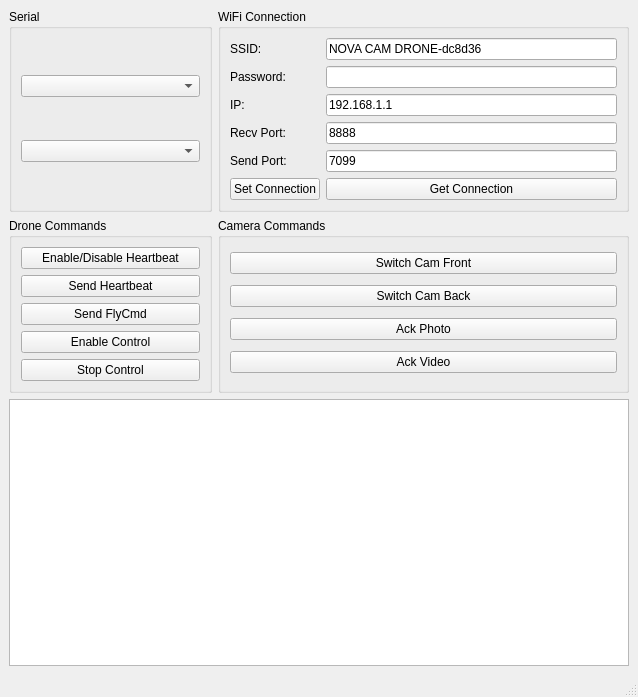
Zorne7/NovaCamDrone, file controller/mainwindow.ui: the form before one commit.
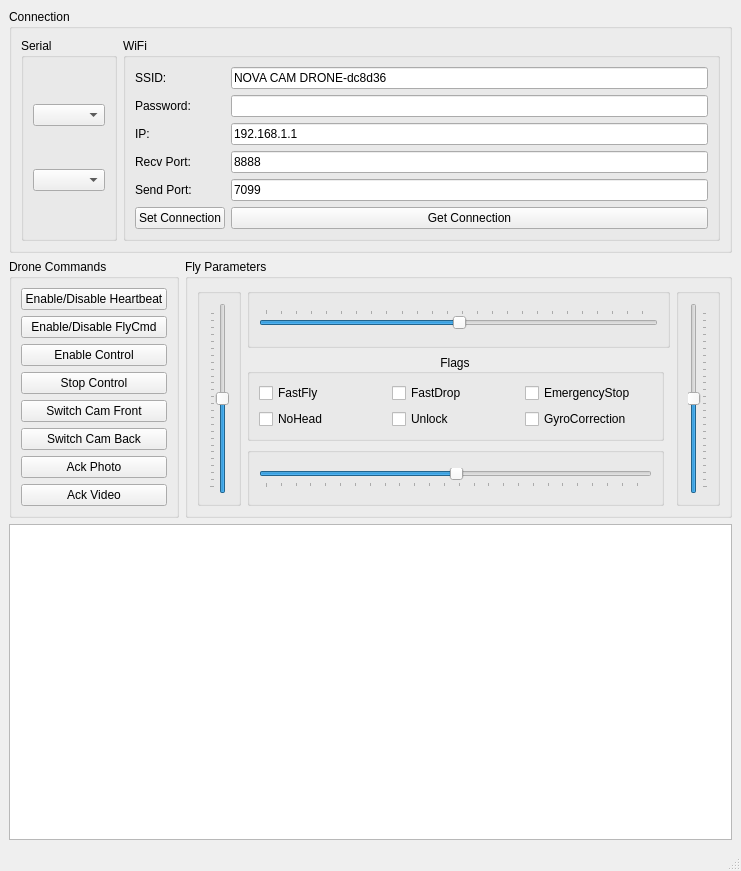
The form after the commit.

Commit message: added section to command drone in gui

What changed in the file:
```diff
--- a/controller/mainwindow.ui
+++ b/controller/mainwindow.ui
@@ -6,8 +6,8 @@
    <rect>
     <x>0</x>
     <y>0</y>
-    <width>638</width>
-    <height>697</height>
+    <width>741</width>
+    <height>871</height>
    </rect>
   </property>
   <property name="windowTitle">
@@ -15,10 +15,31 @@
   </property>
   <widget class="QWidget" name="centralwidget">
    <layout class="QGridLayout" name="gridLayout">
-    <item row="1" column="1" colspan="2">
+    <item row="0" column="0" colspan="2">
+     <widget class="QGroupBox" name="groupBox">
+      <property name="title">
+       <string>Connection</string>
+      </property>
+      <layout class="QGridLayout" name="gridLayout_3">
+       <item row="0" column="0">
+        <widget class="QGroupBox" name="serialBox">
+         <property name="title">
+          <string>Serial</string>
+         </property>
+         <layout class="QVBoxLayout" name="serialLayout">
+          <item>
+           <widget class="QComboBox" name="portSelector"/>
+          </item>
+          <item>
+           <widget class="QComboBox" name="baudSelector"/>
+          </item>
+         </layout>
+        </widget>
+       </item>
+       <item row="0" column="1">
      <widget class="QGroupBox" name="connBox">
       <property name="title">
-       <string>WiFi Connection</string>
+          <string>WiFi</string>
       </property>
       <layout class="QFormLayout" name="connLayout">
        <item row="0" column="0">
@@ -108,45 +129,26 @@
       </layout>
      </widget>
     </item>
-    <item row="1" column="0">
-     <widget class="QGroupBox" name="serialBox">
-      <property name="title">
-       <string>Serial</string>
-      </property>
-      <layout class="QVBoxLayout" name="serialLayout">
-       <item>
-        <widget class="QComboBox" name="portSelector"/>
-       </item>
-       <item>
-        <widget class="QComboBox" name="baudSelector"/>
-       </item>
       </layout>
      </widget>
     </item>
-    <item row="2" column="0">
+    <item row="1" column="0">
      <widget class="QGroupBox" name="droneBox">
       <property name="title">
        <string>Drone Commands</string>
       </property>
       <layout class="QVBoxLayout" name="droneLayout">
-       <item>
-        <widget class="QPushButton" name="btnHeartbeatEn">
-         <property name="text">
-          <string>Enable/Disable Heartbeat</string>
-         </property>
-        </widget>
-       </item>
        <item>
         <widget class="QPushButton" name="btnHeartbeat">
          <property name="text">
-          <string>Send Heartbeat</string>
+          <string>Enable/Disable Heartbeat</string>
          </property>
         </widget>
        </item>
        <item>
         <widget class="QPushButton" name="btnFly">
          <property name="text">
-          <string>Send FlyCmd</string>
+          <string>Enable/Disable FlyCmd</string>
          </property>
         </widget>
        </item>
@@ -164,15 +166,6 @@
          </property>
         </widget>
        </item>
-      </layout>
-     </widget>
-    </item>
-    <item row="2" column="1" colspan="2">
-     <widget class="QGroupBox" name="camBox">
-      <property name="title">
-       <string>Camera Commands</string>
-      </property>
-      <layout class="QVBoxLayout" name="camLayout">
        <item>
         <widget class="QPushButton" name="btnCamFront">
          <property name="text">
@@ -204,7 +197,182 @@
       </layout>
      </widget>
     </item>
-    <item row="4" column="0" colspan="3">
+    <item row="1" column="1">
+     <widget class="QGroupBox" name="groupBox_2">
+      <property name="title">
+       <string>Fly Parameters</string>
+      </property>
+      <layout class="QGridLayout" name="gridLayout_2">
+       <item row="2" column="1">
+        <widget class="QGroupBox" name="groupBox_6">
+         <property name="title">
+          <string/>
+         </property>
+         <layout class="QGridLayout" name="gridLayout_7">
+          <item row="0" column="0">
+           <widget class="QSlider" name="turnSlider">
+            <property name="maximum">
+             <number>255</number>
+            </property>
+            <property name="value">
+             <number>128</number>
+            </property>
+            <property name="orientation">
+             <enum>Qt::Horizontal</enum>
+            </property>
+            <property name="tickPosition">
+             <enum>QSlider::TicksBelow</enum>
+            </property>
+            <property name="tickInterval">
+             <number>10</number>
+            </property>
+           </widget>
+          </item>
+         </layout>
+        </widget>
+       </item>
+       <item row="0" column="1" colspan="2">
+        <widget class="QGroupBox" name="groupBox_3">
+         <property name="title">
+          <string/>
+         </property>
+         <layout class="QGridLayout" name="gridLayout_4">
+          <item row="0" column="0">
+           <widget class="QSlider" name="leftRightSlider">
+            <property name="maximum">
+             <number>255</number>
+            </property>
+            <property name="value">
+             <number>128</number>
+            </property>
+            <property name="orientation">
+             <enum>Qt::Horizontal</enum>
+            </property>
+            <property name="tickPosition">
+             <enum>QSlider::TicksAbove</enum>
+            </property>
+            <property name="tickInterval">
+             <number>10</number>
+            </property>
+           </widget>
+          </item>
+         </layout>
+        </widget>
+       </item>
+       <item row="0" column="0" rowspan="3">
+        <widget class="QGroupBox" name="groupBox_4">
+         <property name="title">
+          <string/>
+         </property>
+         <layout class="QGridLayout" name="gridLayout_5">
+          <item row="0" column="0">
+           <widget class="QSlider" name="frontBackSlider">
+            <property name="maximum">
+             <number>255</number>
+            </property>
+            <property name="value">
+             <number>128</number>
+            </property>
+            <property name="orientation">
+             <enum>Qt::Vertical</enum>
+            </property>
+            <property name="tickPosition">
+             <enum>QSlider::TicksAbove</enum>
+            </property>
+            <property name="tickInterval">
+             <number>10</number>
+            </property>
+           </widget>
+          </item>
+         </layout>
+        </widget>
+       </item>
+       <item row="0" column="3" rowspan="3">
+        <widget class="QGroupBox" name="groupBox_5">
+         <property name="title">
+          <string/>
+         </property>
+         <layout class="QGridLayout" name="gridLayout_6">
+          <item row="0" column="0">
+           <widget class="QSlider" name="accelSlider">
+            <property name="maximum">
+             <number>255</number>
+            </property>
+            <property name="value">
+             <number>128</number>
+            </property>
+            <property name="orientation">
+             <enum>Qt::Vertical</enum>
+            </property>
+            <property name="tickPosition">
+             <enum>QSlider::TicksBelow</enum>
+            </property>
+            <property name="tickInterval">
+             <number>10</number>
+            </property>
+           </widget>
+          </item>
+         </layout>
+        </widget>
+       </item>
+       <item row="1" column="1">
+        <widget class="QGroupBox" name="groupBox_7">
+         <property name="title">
+          <string>Flags</string>
+         </property>
+         <property name="alignment">
+          <set>Qt::AlignCenter</set>
+         </property>
+         <layout class="QGridLayout" name="gridLayout_8">
+          <item row="0" column="1">
+           <widget class="QCheckBox" name="fastDropCheck">
+            <property name="text">
+             <string>FastDrop</string>
+            </property>
+           </widget>
+          </item>
+          <item row="0" column="2">
+           <widget class="QCheckBox" name="emergStopCheck">
+            <property name="text">
+             <string>EmergencyStop</string>
+            </property>
+           </widget>
+          </item>
+          <item row="0" column="0">
+           <widget class="QCheckBox" name="fastFlyCheck">
+            <property name="text">
+             <string>FastFly</string>
+            </property>
+           </widget>
+          </item>
+          <item row="1" column="0">
+           <widget class="QCheckBox" name="noHeadCheck">
+            <property name="text">
+             <string>NoHead</string>
+            </property>
+           </widget>
+          </item>
+          <item row="1" column="1">
+           <widget class="QCheckBox" name="unlockCheck">
+            <property name="text">
+             <string>Unlock</string>
+            </property>
+           </widget>
+          </item>
+          <item row="1" column="2">
+           <widget class="QCheckBox" name="gyroCorrCheck">
+            <property name="text">
+             <string>GyroCorrection</string>
+            </property>
+           </widget>
+          </item>
+         </layout>
+        </widget>
+       </item>
+      </layout>
+     </widget>
+    </item>
+    <item row="3" column="0" colspan="2">
      <widget class="QTextEdit" name="log">
       <property name="readOnly">
        <bool>true</bool>
```
Left out of the diff: 2 changed lines with no effect on the pictures. Lines whose indentation alone changed are shown as unchanged. The commit also changes 3 other files.
